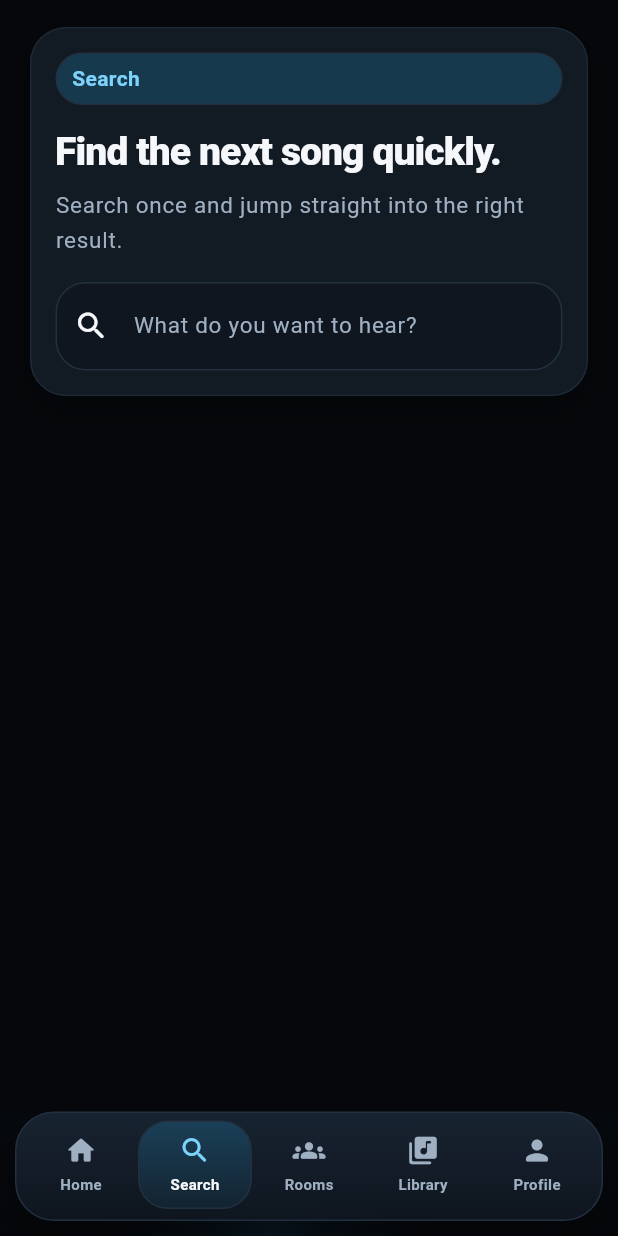
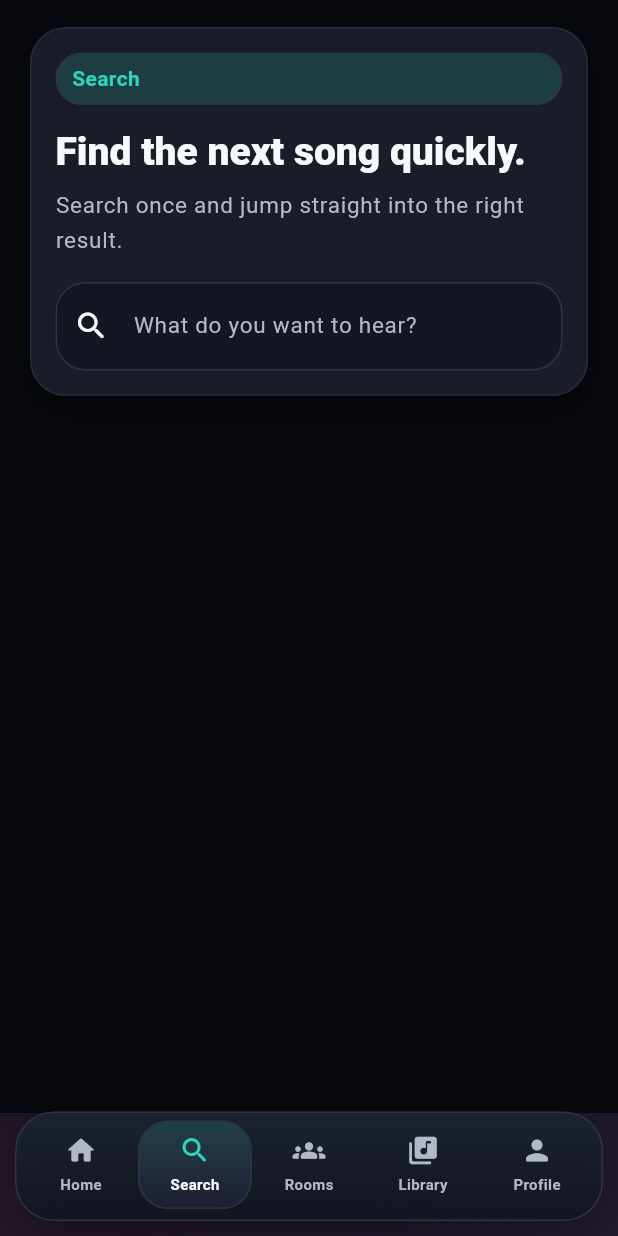
Before and after one commit to SkyBotsDeveloper/AurexWeb, a Flutter app: the screen it shows after launch, item 2 of the bottom bar chosen, on a phone screen of 412 x 824 dp. Run offline on Flutter 3.47's test engine with Material 3 defaults, Android fonts, the phone set to English and light mode, and no system bars; our stand-ins replace audio_service, cached_network_image, dio, flutter_riverpod, go_router, just_audio and 9 more; missing offline and left inert: just_audio_media_kit; accounts and stored records are empty; network calls fail.

Commit message:
Polish web UI themes and artwork handling

```diff
--- a/lib/core/theme/app_colors.dart
+++ b/lib/core/theme/app_colors.dart
@@ -201,65 +201,65 @@ class AurexPalette extends ThemeExtension<AurexPalette> {
 
 class AppColors {
   static const dark = AurexPalette(
-    background: Color(0xFF05070A),
-    backgroundSecondary: Color(0xFF081019),
-    surface: Color(0xFF0B1016),
-    surfaceElevated: Color(0xFF121A24),
-    surfaceBright: Color(0xFF182434),
-    surfaceMuted: Color(0xFF1A2430),
-    surfaceInset: Color(0xFF0F1620),
-    border: Color(0xFF223040),
-    accent: Color(0xFF7DD3FC),
-    accentStrong: Color(0xFF38BDF8),
-    accentSoft: Color(0x3327B4F5),
-    glow: Color(0x6638BDF8),
-    textPrimary: Color(0xFFF5F7FA),
-    textSecondary: Color(0xFF9FB0C2),
+    background: Color(0xFF07080D),
+    backgroundSecondary: Color(0xFF10131B),
+    surface: Color(0xFF11141C),
+    surfaceElevated: Color(0xFF181D27),
+    surfaceBright: Color(0xFF232A36),
+    surfaceMuted: Color(0xFF202734),
+    surfaceInset: Color(0xFF121722),
+    border: Color(0xFF2D3442),
+    accent: Color(0xFF2DD4BF),
+    accentStrong: Color(0xFFA78BFA),
+    accentSoft: Color(0x2E2DD4BF),
+    glow: Color(0x4DA78BFA),
+    textPrimary: Color(0xFFF7F8FC),
+    textSecondary: Color(0xFFB2B8C8),
     success: Color(0xFF34D399),
-    warning: Color(0xFFFBBF24),
+    warning: Color(0xFFF59E0B),
     danger: Color(0xFFFB7185),
     shadow: Color(0x66000000),
-    panelTop: Color(0xF0182434),
-    panelMid: Color(0xE0121A24),
-    panelBottom: Color(0xE60C1118),
-    navTop: Color(0xF2192533),
-    navBottom: Color(0xEE0F1620),
-    tileTop: Color(0xFF182434),
-    tileBottom: Color(0xFF111A24),
-    ambientTopGlow: Color(0x3D38BDF8),
-    ambientRightGlow: Color(0x1E7DD3FC),
-    ambientBottomGlow: Color(0x1827B4F5),
+    panelTop: Color(0xF21B2230),
+    panelMid: Color(0xEA171B25),
+    panelBottom: Color(0xE60F121A),
+    navTop: Color(0xF21C2330),
+    navBottom: Color(0xEE111620),
+    tileTop: Color(0xFF202735),
+    tileBottom: Color(0xFF151A24),
+    ambientTopGlow: Color(0x242DD4BF),
+    ambientRightGlow: Color(0x22A78BFA),
+    ambientBottomGlow: Color(0x1CF472B6),
   );
 
   static const light = AurexPalette(
-    background: Color(0xFFF5F8FC),
-    backgroundSecondary: Color(0xFFEAF1F8),
+    background: Color(0xFFF7F8FB),
+    backgroundSecondary: Color(0xFFEFEFF7),
     surface: Color(0xFFFFFFFF),
-    surfaceElevated: Color(0xFFF7FBFF),
-    surfaceBright: Color(0xFFE3EEF8),
-    surfaceMuted: Color(0xFFDDE9F5),
-    surfaceInset: Color(0xFFF0F5FA),
-    border: Color(0xFFD2DFEC),
-    accent: Color(0xFF3BA7F6),
-    accentStrong: Color(0xFF1F8FE4),
-    accentSoft: Color(0x1F2D9CDB),
-    glow: Color(0x403BA7F6),
-    textPrimary: Color(0xFF0E1726),
-    textSecondary: Color(0xFF5D6B7D),
-    success: Color(0xFF22C55E),
+    surfaceElevated: Color(0xFFFBFCFF),
+    surfaceBright: Color(0xFFE8EAF3),
+    surfaceMuted: Color(0xFFE2E6EF),
+    surfaceInset: Color(0xFFF1F3F8),
+    border: Color(0xFFD9DEEA),
+    accent: Color(0xFF0F9F8E),
+    accentStrong: Color(0xFF7C3AED),
+    accentSoft: Color(0x1F0F9F8E),
+    glow: Color(0x337C3AED),
+    textPrimary: Color(0xFF121722),
+    textSecondary: Color(0xFF5E6472),
+    success: Color(0xFF16A34A),
     warning: Color(0xFFD97706),
     danger: Color(0xFFE11D48),
-    shadow: Color(0x1A23405C),
+    shadow: Color(0x1F1F2937),
     panelTop: Color(0xFFFFFFFF),
-    panelMid: Color(0xFFF7FBFF),
-    panelBottom: Color(0xFFEAF2F9),
-    navTop: Color(0xFFF8FBFF),
-    navBottom: Color(0xFFEAF2F8),
-    tileTop: Color(0xFFF9FCFF),
-    tileBottom: Color(0xFFEAF2F8),
-    ambientTopGlow: Color(0x334FB7F7),
-    ambientRightGlow: Color(0x224CB3F6),
-    ambientBottomGlow: Color(0x183BA7F6),
+    panelMid: Color(0xFFFAFBFF),
+    panelBottom: Color(0xFFF0F2F8),
+    navTop: Color(0xFFFFFFFF),
+    navBottom: Color(0xFFF0F2F8),
+    tileTop: Color(0xFFFFFFFF),
+    tileBottom: Color(0xFFF0F2F8),
+    ambientTopGlow: Color(0x240F9F8E),
+    ambientRightGlow: Color(0x1F7C3AED),
+    ambientBottomGlow: Color(0x1AF43F5E),
   );
 
   static AurexPalette of(BuildContext context) {
--- a/lib/core/theme/app_theme.dart
+++ b/lib/core/theme/app_theme.dart
@@ -14,6 +14,7 @@ class AppTheme {
       seedColor: palette.accent,
       brightness: brightness,
       primary: palette.accent,
+      secondary: palette.accentStrong,
       surface: palette.surface,
     );
 
@@ -25,6 +26,7 @@ class AppTheme {
       colorScheme: scheme.copyWith(
         primary: palette.accent,
         secondary: palette.accentStrong,
+        tertiary: palette.warning,
         surface: palette.surface,
         onSurface: palette.textPrimary,
         onPrimary: brightness == Brightness.dark
@@ -55,19 +57,19 @@ class AppTheme {
         headlineLarge: TextStyle(
           fontSize: 32,
           fontWeight: FontWeight.w800,
-          letterSpacing: -0.8,
+          letterSpacing: 0,
           color: palette.textPrimary,
         ),
         headlineMedium: TextStyle(
           fontSize: 26,
           fontWeight: FontWeight.w800,
-          letterSpacing: -0.6,
+          letterSpacing: 0,
           color: palette.textPrimary,
         ),
         titleLarge: TextStyle(
           fontSize: 20,
           fontWeight: FontWeight.w700,
-          letterSpacing: -0.2,
+          letterSpacing: 0,
           color: palette.textPrimary,
         ),
         titleMedium: TextStyle(
@@ -103,6 +105,8 @@ class AppTheme {
             borderRadius: BorderRadius.circular(18),
           ),
           textStyle: const TextStyle(fontSize: 14, fontWeight: FontWeight.w700),
+          disabledBackgroundColor: palette.surfaceMuted,
+          disabledForegroundColor: palette.textSecondary,
         ),
       ),
       outlinedButtonTheme: OutlinedButtonThemeData(
@@ -122,6 +126,8 @@ class AppTheme {
           foregroundColor: palette.textPrimary,
           backgroundColor: Colors.transparent,
           minimumSize: const Size(44, 44),
+          hoverColor: palette.accentSoft,
+          focusColor: palette.accentSoft,
         ),
       ),
       chipTheme: ChipThemeData(
@@ -180,8 +186,27 @@ class AppTheme {
         trackColor: WidgetStatePropertyAll(palette.surfaceInset.withAlpha(120)),
         trackBorderColor: WidgetStatePropertyAll(Colors.transparent),
         radius: const Radius.circular(999),
-        thickness: const WidgetStatePropertyAll(10),
-        thumbVisibility: const WidgetStatePropertyAll(true),
+        thickness: const WidgetStatePropertyAll(8),
+        thumbVisibility: const WidgetStatePropertyAll(false),
+      ),
+      switchTheme: SwitchThemeData(
+        thumbColor: WidgetStateProperty.resolveWith(
+          (states) => states.contains(WidgetState.selected)
+              ? palette.accent
+              : palette.textSecondary,
+        ),
+        trackColor: WidgetStateProperty.resolveWith(
+          (states) => states.contains(WidgetState.selected)
+              ? palette.accentSoft
+              : palette.surfaceInset,
+        ),
+        trackOutlineColor: WidgetStatePropertyAll(palette.border),
+      ),
+      textButtonTheme: TextButtonThemeData(
+        style: TextButton.styleFrom(
+          foregroundColor: palette.accentStrong,
+          textStyle: const TextStyle(fontWeight: FontWeight.w700),
+        ),
       ),
       snackBarTheme: SnackBarThemeData(
         backgroundColor: palette.surfaceElevated,
@@ -189,6 +214,15 @@ class AppTheme {
         shape: RoundedRectangleBorder(borderRadius: BorderRadius.circular(18)),
         behavior: SnackBarBehavior.floating,
       ),
+      pageTransitionsTheme: const PageTransitionsTheme(
+        builders: {
+          TargetPlatform.android: PredictiveBackPageTransitionsBuilder(),
+          TargetPlatform.iOS: CupertinoPageTransitionsBuilder(),
+          TargetPlatform.macOS: CupertinoPageTransitionsBuilder(),
+          TargetPlatform.windows: FadeUpwardsPageTransitionsBuilder(),
+          TargetPlatform.linux: FadeUpwardsPageTransitionsBuilder(),
+        },
+      ),
     );
   }
 }
--- a/lib/core/widgets/ambient_background.dart
+++ b/lib/core/widgets/ambient_background.dart
@@ -18,49 +18,37 @@ class AmbientBackground extends StatelessWidget {
             decoration: BoxDecoration(gradient: palette.backgroundGradient),
           ),
         ),
-        Positioned(
-          top: -120,
-          left: -80,
+        Positioned.fill(
           child: IgnorePointer(
-            child: Container(
-              width: 280,
-              height: 280,
+            child: DecoratedBox(
               decoration: BoxDecoration(
-                shape: BoxShape.circle,
-                gradient: RadialGradient(
-                  colors: [palette.ambientTopGlow, Colors.transparent],
+                gradient: LinearGradient(
+                  begin: Alignment.topLeft,
+                  end: Alignment.bottomRight,
+                  colors: [
+                    palette.ambientTopGlow,
+                    Colors.transparent,
+                    palette.ambientRightGlow,
+                  ],
+                  stops: const [0, 0.48, 1],
                 ),
               ),
             ),
           ),
         ),
-        Positioned(
-          top: 120,
-          right: -120,
+        Positioned.fill(
           child: IgnorePointer(
-            child: Container(
-              width: 320,
-              height: 320,
+            child: DecoratedBox(
               decoration: BoxDecoration(
-                shape: BoxShape.circle,
-                gradient: RadialGradient(
-                  colors: [palette.ambientRightGlow, Colors.transparent],
-                ),
-              ),
-            ),
-          ),
-        ),
-        Positioned(
-          bottom: -140,
-          left: 40,
-          child: IgnorePointer(
-            child: Container(
-              width: 280,
-              height: 280,
-              decoration: BoxDecoration(
-                shape: BoxShape.circle,
-                gradient: RadialGradient(
-                  colors: [palette.ambientBottomGlow, Colors.transparent],
+                gradient: LinearGradient(
+                  begin: Alignment.bottomLeft,
+                  end: Alignment.topRight,
+                  colors: [
+                    palette.ambientBottomGlow,
+                    Colors.transparent,
+                    palette.surface.withAlpha(22),
+                  ],
+                  stops: const [0, 0.58, 1],
                 ),
               ),
             ),
--- a/lib/core/widgets/app_bottom_nav.dart
+++ b/lib/core/widgets/app_bottom_nav.dart
@@ -107,10 +107,11 @@ class AppBottomNav extends ConsumerWidget {
                         ],
                       ),
                       const SizedBox(height: 4),
-                      Text(
+                      FittedBox(
+                        fit: BoxFit.scaleDown,
+                        child: Text(
                           items[index].$2,
                           maxLines: 1,
-                        overflow: TextOverflow.ellipsis,
                           style: TextStyle(
                             fontSize: compact ? 10 : 11,
                             fontWeight: index == currentIndex
@@ -119,6 +120,7 @@ class AppBottomNav extends ConsumerWidget {
                             color: index == currentIndex
                                 ? palette.textPrimary
                                 : palette.textSecondary,
+                          ),
                         ),
                       ),
                     ],
```
Also changed, not shown: lib/core/widgets/artwork_card.dart (+5 -13 lines), lib/core/widgets/network_artwork.dart (added, +56 -0 lines), lib/features/home/presentation/home_screen.dart (+12 -13 lines), lib/features/library/presentation/library_screen.dart (+6 -3 lines), lib/features/music/presentation/artist_detail_screen.dart (+16 -12 lines), lib/features/music/presentation/collection_detail_screen.dart (+6 -8 lines), lib/features/music/presentation/song_detail_screen.dart (+6 -16 lines), lib/features/player/presentation/mini_player.dart (+6 -13 lines), lib/features/player/presentation/player_screen.dart (+6 -14 lines), lib/features/search/presentation/search_screen.dart (+16 -32 lines), lib/features/settings/presentation/settings_screen.dart (+26 -1 lines). Lines whose indentation alone changed are shown as unchanged.
